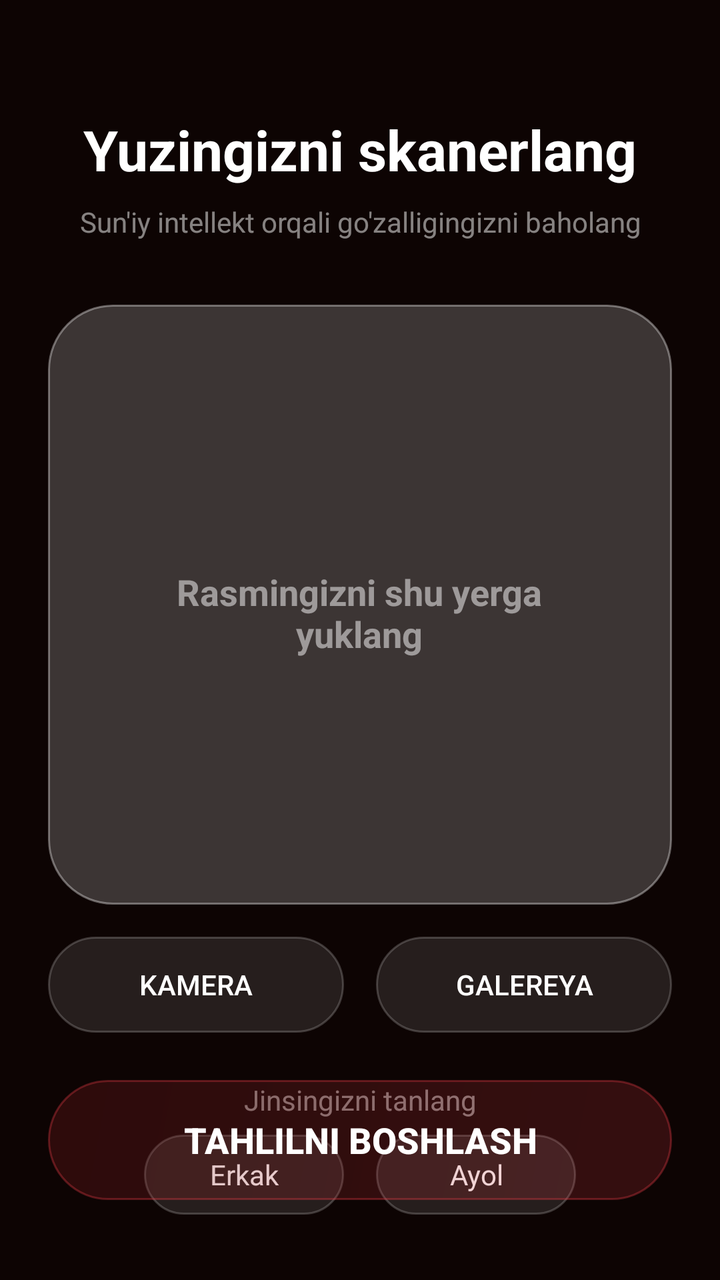
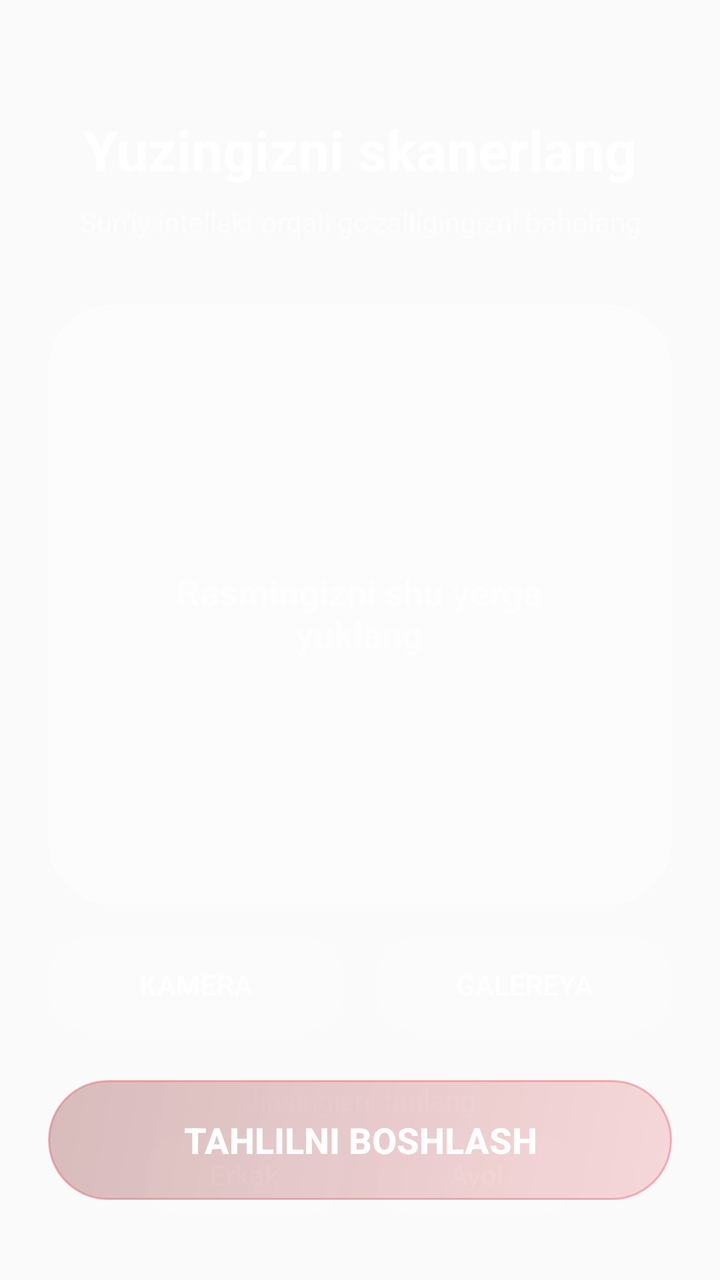

Before-and-after screenshots of an Android layout around one commit, followed by the original layout XML and the change that was made.
<!-- AndroidManifest.xml: application theme AppTheme -->
<!-- res/layout/fragment_upload.xml -->
<?xml version="1.0" encoding="utf-8"?>
<androidx.constraintlayout.widget.ConstraintLayout xmlns:android="http://schemas.android.com/apk/res/android"
    xmlns:app="http://schemas.android.com/apk/res-auto"
    android:layout_width="match_parent"
    android:layout_height="match_parent"
    android:background="@color/background_dark"
    android:padding="24dp">

    <TextView
        android:id="@+id/tv_title"
        android:layout_width="wrap_content"
        android:layout_height="wrap_content"
        android:text="Yuzingizni skanerlang"
        android:textColor="@color/white"
        android:textSize="28sp"
        android:textStyle="bold"
        app:layout_constraintTop_toTopOf="parent"
        app:layout_constraintStart_toStartOf="parent"
        app:layout_constraintEnd_toEndOf="parent"
        android:layout_marginTop="32dp"/>

    <TextView
        android:id="@+id/tv_subtitle"
        android:layout_width="wrap_content"
        android:layout_height="wrap_content"
        android:text="Sun'iy intellekt orqali go'zalligingizni baholang"
        android:textColor="@color/white_transparent"
        android:textSize="14sp"
        android:gravity="center"
        app:layout_constraintTop_toBottomOf="@id/tv_title"
        app:layout_constraintStart_toStartOf="parent"
        app:layout_constraintEnd_toEndOf="parent"
        android:layout_marginTop="8dp"/>

    <FrameLayout
        android:id="@+id/card_image_container"
        android:layout_width="0dp"
        android:layout_height="300dp"
        android:background="@drawable/bg_liquid_glass"
        app:layout_constraintTop_toBottomOf="@id/tv_subtitle"
        app:layout_constraintStart_toStartOf="parent"
        app:layout_constraintEnd_toEndOf="parent"
        android:layout_marginTop="32dp">

        <ImageView
            android:id="@+id/iv_preview"
            android:layout_width="match_parent"
            android:layout_height="match_parent"
            android:scaleType="centerCrop"
            android:clipToOutline="true"
            android:background="@drawable/bg_liquid_glass" />
            
        <LinearLayout
            android:id="@+id/layout_placeholder"
            android:layout_width="wrap_content"
            android:layout_height="wrap_content"
            android:orientation="vertical"
            android:layout_gravity="center"
            android:gravity="center">
                
            <TextView
                android:layout_width="wrap_content"
                android:layout_height="wrap_content"
                android:text="Rasmingizni shu yerga\nyuklang"
                android:textColor="@color/white_transparent"
                android:textSize="18sp"
                android:textStyle="bold"
                android:gravity="center"
                android:layout_marginTop="8dp"/>
        </LinearLayout>
    </FrameLayout>

    <LinearLayout
        android:id="@+id/layout_buttons"
        android:layout_width="0dp"
        android:layout_height="wrap_content"
        android:orientation="horizontal"
        android:weightSum="2"
        app:layout_constraintTop_toBottomOf="@id/card_image_container"
        app:layout_constraintStart_toStartOf="parent"
        app:layout_constraintEnd_toEndOf="parent"
        android:layout_marginTop="16dp">

        <Button
            android:id="@+id/btn_camera"
            android:layout_width="0dp"
            android:layout_height="wrap_content"
            android:layout_weight="1"
            android:text="Kamera"
            android:background="@drawable/bg_liquid_glass"
            android:textColor="@color/white"
            android:layout_marginEnd="8dp"/>

        <Button
            android:id="@+id/btn_gallery"
            android:layout_width="0dp"
            android:layout_height="wrap_content"
            android:layout_weight="1"
            android:text="Galereya"
            android:background="@drawable/bg_liquid_glass"
            android:textColor="@color/white"
            android:layout_marginStart="8dp"/>
    </LinearLayout>

    <TextView
        android:id="@+id/tv_gender_label"
        android:layout_width="wrap_content"
        android:layout_height="wrap_content"
        android:text="Jinsingizni tanlang"
        android:textColor="@color/white_transparent"
        app:layout_constraintTop_toBottomOf="@id/layout_buttons"
        app:layout_constraintStart_toStartOf="parent"
        app:layout_constraintEnd_toEndOf="parent"
        android:layout_marginTop="24dp"/>

    <LinearLayout
        android:id="@+id/layout_gender"
        android:layout_width="wrap_content"
        android:layout_height="wrap_content"
        android:orientation="horizontal"
        app:layout_constraintTop_toBottomOf="@id/tv_gender_label"
        app:layout_constraintStart_toStartOf="parent"
        app:layout_constraintEnd_toEndOf="parent"
        android:layout_marginTop="8dp">

        <TextView
            android:id="@+id/tv_gender_male"
            android:layout_width="100dp"
            android:layout_height="40dp"
            android:text="Erkak"
            android:gravity="center"
            android:background="@drawable/bg_liquid_glass"
            android:textColor="@color/white"
            android:layout_marginEnd="8dp"/>

        <TextView
            android:id="@+id/tv_gender_female"
            android:layout_width="100dp"
            android:layout_height="40dp"
            android:text="Ayol"
            android:gravity="center"
            android:background="@drawable/bg_liquid_glass"
            android:textColor="@color/white"
            android:layout_marginStart="8dp"/>
    </LinearLayout>

    <Button
        android:id="@+id/btn_analyze"
        android:layout_width="0dp"
        android:layout_height="60dp"
        android:text="Tahlilni Boshlash"
        android:textSize="18sp"
        android:textStyle="bold"
        android:background="@drawable/bg_liquid_glass_accent"
        android:textColor="@color/white"
        app:layout_constraintBottom_toBottomOf="parent"
        app:layout_constraintStart_toStartOf="parent"
        app:layout_constraintEnd_toEndOf="parent"
        android:layout_marginBottom="16dp"/>

</androidx.constraintlayout.widget.ConstraintLayout>
<!-- resources referenced by this layout -->
<resources>
  <color name="background_dark">#0d0403</color>
  <color name="white">#FFFFFF</color>
  <color name="white_transparent">#80ffffff</color>
  <!-- drawable bg_liquid_glass (drawable) -->
  <?xml version="1.0" encoding="utf-8"?>
  <shape xmlns:android="http://schemas.android.com/apk/res/android"
      android:shape="rectangle">
      <solid android:color="#1AFFFFFF"/> 
      <corners android:radius="32dp"/>
      <stroke android:width="1dp" android:color="#33FFFFFF"/>
  </shape>
  <!-- drawable bg_liquid_glass_accent (drawable) -->
  <?xml version="1.0" encoding="utf-8"?>
  <shape xmlns:android="http://schemas.android.com/apk/res/android"
      android:shape="rectangle">
      <gradient 
          android:startColor="#2EE63946"
          android:endColor="#477F1D1D"
          android:angle="135"/>
      <corners android:radius="32dp"/>
      <stroke android:width="1dp" android:color="#59E63946"/>
  </shape>
  <style name="AppTheme" parent="Theme.AppCompat.Light.DarkActionBar">
          <item name="colorPrimary">#E63946</item>
          <item name="colorPrimaryDark">#0d0403</item>
          <item name="colorAccent">#F4C430</item>
      </style>
</resources>

<!-- the commit's change to res/layout/fragment_upload.xml (unified diff, before → after) -->
@@ -3,7 +3,6 @@
     xmlns:app="http://schemas.android.com/apk/res-auto"
     android:layout_width="match_parent"
     android:layout_height="match_parent"
-    android:background="@color/background_dark"
     android:padding="24dp">
 
     <TextView
<!-- resource entries referenced after the edit -->
@@ -1,6 +1,5 @@
 <!-- resources referenced by this layout -->
 <resources>
-  <color name="background_dark">#0d0403</color>
   <color name="white">#FFFFFF</color>
   <color name="white_transparent">#80ffffff</color>
   <!-- drawable bg_liquid_glass (drawable) -->
